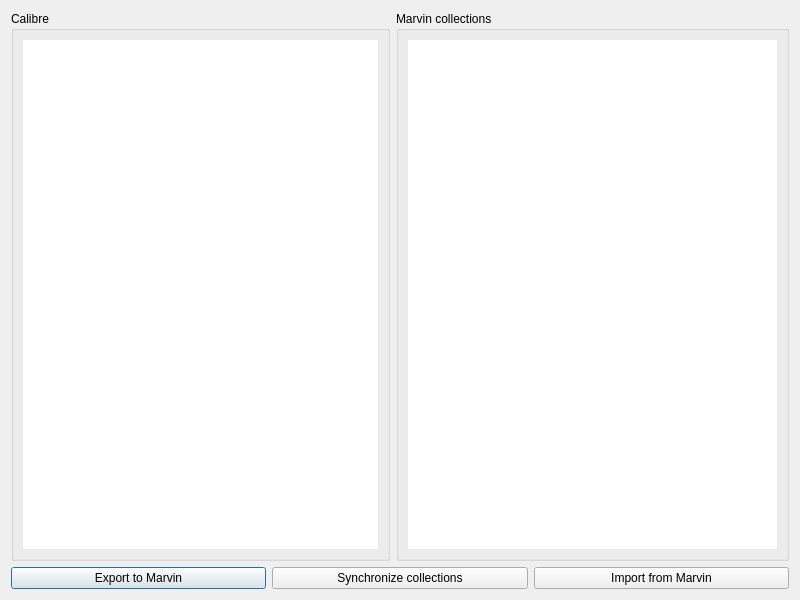
First picture: the form in dialogs/collections.ui, repository Philantrop/calibre-marvin-manager, before the edit.
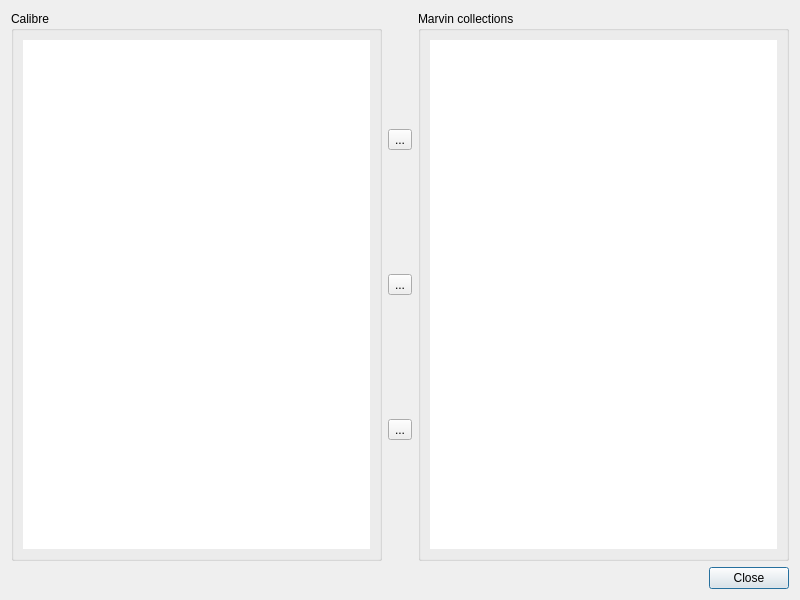
Second picture: the form after the edit. Icons and pictures are not drawn.

Commit message: Layout enhancements, restored double-click access to asset columns.

```diff
--- a/dialogs/collections.ui
+++ b/dialogs/collections.ui
@@ -54,6 +54,31 @@
          </layout>
         </widget>
        </item>
+       <item>
+        <layout class="QVBoxLayout" name="tool_button_vl">
+         <item>
+          <widget class="QToolButton" name="export_to_marvin_tb">
+           <property name="text">
+            <string>...</string>
+           </property>
+          </widget>
+         </item>
+         <item>
+          <widget class="QToolButton" name="synchronize_collections_tb">
+           <property name="text">
+            <string>...</string>
+           </property>
+          </widget>
+         </item>
+         <item>
+          <widget class="QToolButton" name="import_from_marvin_tb">
+           <property name="text">
+            <string>...</string>
+           </property>
+          </widget>
+         </item>
+        </layout>
+       </item>
        <item>
         <widget class="QGroupBox" name="marvin_gb">
          <property name="sizePolicy">
@@ -83,29 +108,11 @@
       </layout>
      </item>
      <item>
-      <layout class="QHBoxLayout" name="buttons_hl">
-       <item>
-        <widget class="QPushButton" name="export_to_marvin_button">
-         <property name="text">
-          <string>Export to Marvin</string>
-         </property>
-        </widget>
-       </item>
-       <item>
-        <widget class="QPushButton" name="synchronize_collections_button">
-         <property name="text">
-          <string>Synchronize collections</string>
-         </property>
-        </widget>
-       </item>
-       <item>
-        <widget class="QPushButton" name="import_from_marvin_button">
-         <property name="text">
-          <string>Import from Marvin</string>
-         </property>
-        </widget>
-       </item>
-      </layout>
+      <widget class="QDialogButtonBox" name="bb">
+       <property name="standardButtons">
+        <set>QDialogButtonBox::Close</set>
+       </property>
+      </widget>
      </item>
     </layout>
    </item>
```
The commit also changes 5 other files.
